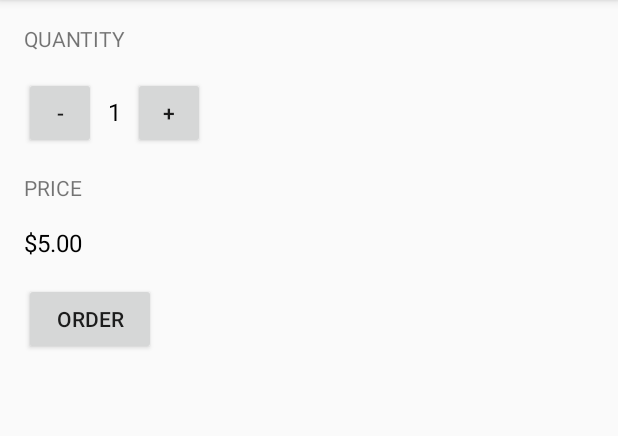
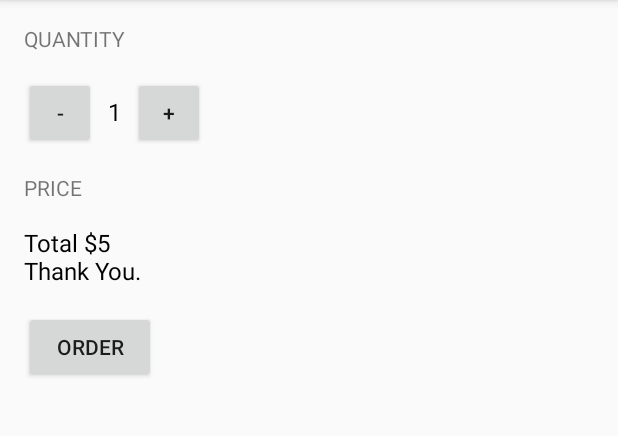
Before and after one commit to williamscs/JustJava, an Android app: the screen it shows after launch (MainActivity), after a tap on "ORDER", on a phone screen of 412 x 824 dp, the part 84-520 px from its top. Run offline under Robolectric (Android 15) with nearby library versions, the phone set to English and light mode, and no system bars.

Commit message:
be polite

```diff
--- a/app/src/main/java/com/example/android/justjava/MainActivity.java
+++ b/app/src/main/java/com/example/android/justjava/MainActivity.java
@@ -56,7 +56,8 @@ public class MainActivity extends ActionBarActivity {
      */
     private void displayPrice(int number) {
         TextView priceTextView = (TextView) findViewById(R.id.price_text_view);
-        priceTextView.setText(NumberFormat.getCurrencyInstance().format(number));
+        //priceTextView.setText(NumberFormat.getCurrencyInstance().format(number));
+        priceTextView.setText("Total $" + number + "\nThank You.");
 
     }
 }
--- a/app/src/main/res/layout/activity_main.xml
+++ b/app/src/main/res/layout/activity_main.xml
@@ -53,7 +53,7 @@
         android:textSize="16sp"
         android:layout_width="wrap_content"
         android:layout_height="wrap_content"
-        android:text="$0" />
+        android:text="" />
     <Button
         android:layout_width="wrap_content"
         android:layout_height="wrap_content"
```
